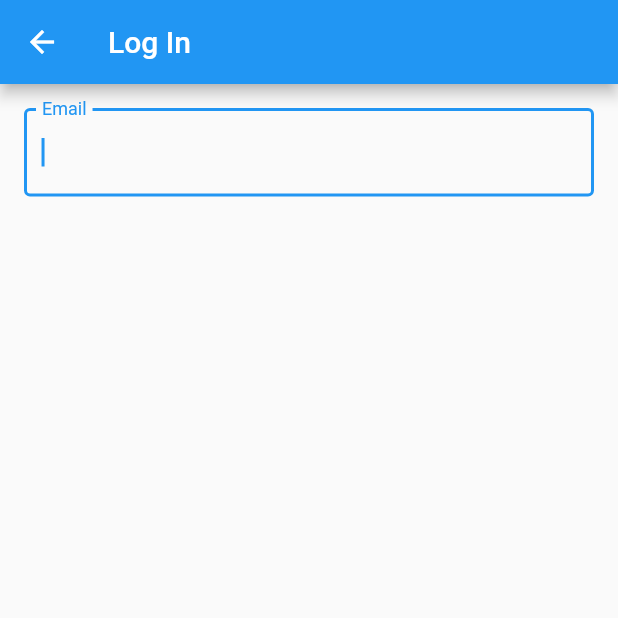
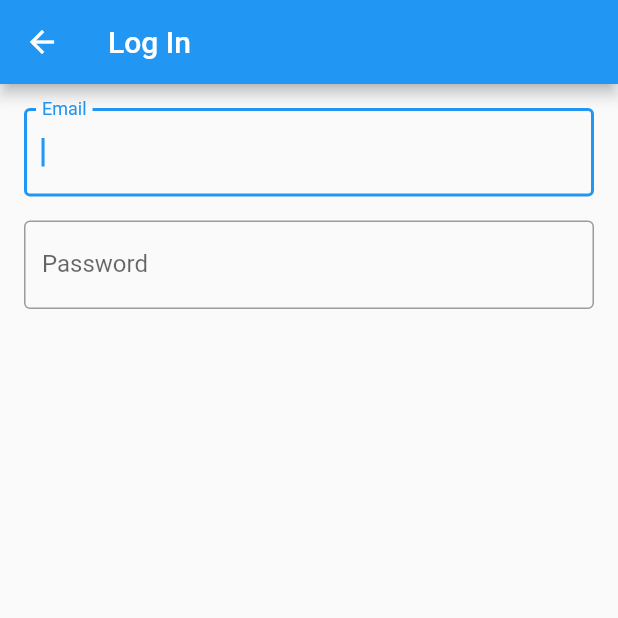
Before and after one commit to cyliong/list-cross-platform-sync, a Flutter app: the screen it shows after launch, after a tap on the "logout" icon, on a phone screen of 412 x 824 dp, the top half of it. Run offline on Flutter 3.47's test engine with Material 2 defaults, Android fonts, the phone set to English and light mode, and no system bars; our stand-ins replace cloud_firestore, firebase_auth, firebase_core; accounts and stored records are empty.

Commit message:
Add the password field to LoginPage

```diff
--- a/lib/page/login_page.dart
+++ b/lib/page/login_page.dart
@@ -24,6 +24,14 @@ class _LoginPageState extends State<LoginPage> {
                   labelText: 'Email',
                 ),
                 autofocus: true,
+              ),
+              const SizedBox(height: 16.0),
+              TextField(
+                obscureText: true,
+                decoration: InputDecoration(
+                  border: const OutlineInputBorder(),
+                  labelText: 'Password',
+                ),
               )
             ],
           ),
```
